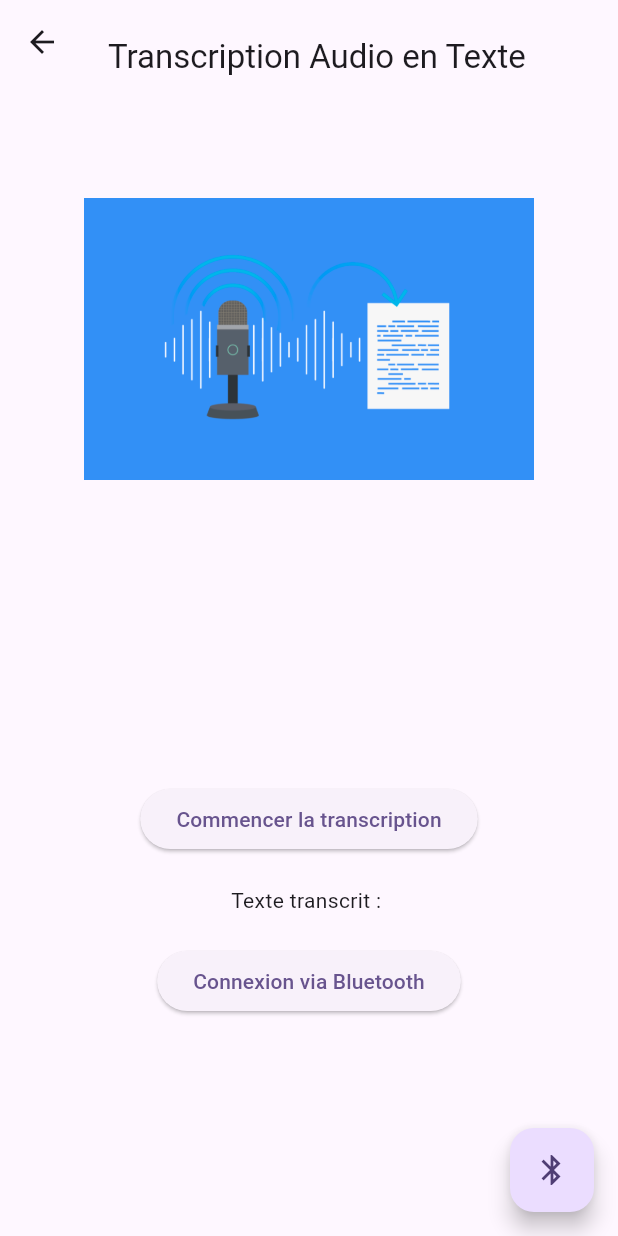
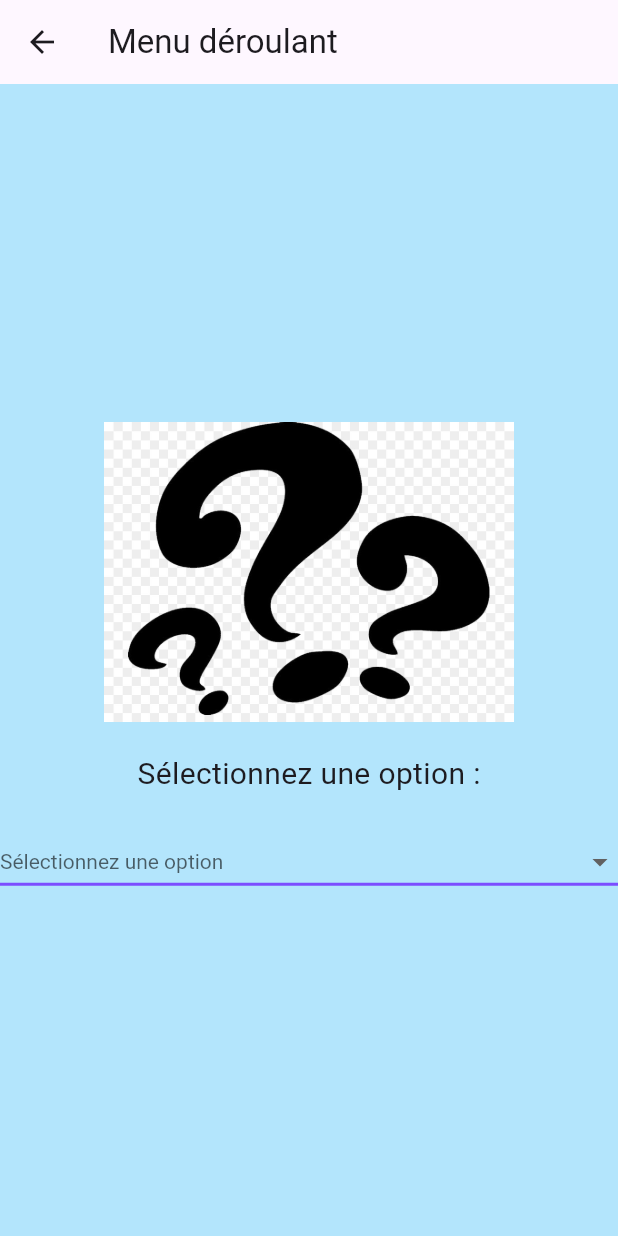
Before and after one commit to NadiaKlos/Flutter_Hear_me, a Flutter app: the screen it shows after launch, after a tap on "Se connecter en mode invité", on a phone screen of 412 x 824 dp. Run offline on Flutter 3.47's test engine with Material 3 defaults, Android fonts, the phone set to English and light mode, and no system bars; our stand-ins replace cloud_firestore, google_sign_in, speech_to_text; accounts and stored records are empty.

Commit message:
ajout du menu déroulant

```diff
--- a/Application_Hearme/lib/main.dart
+++ b/Application_Hearme/lib/main.dart
@@ -12,27 +12,24 @@ class MyApp extends StatelessWidget {
   @override
   Widget build(BuildContext context) {
     return MaterialApp(
-      title: 'Flutter Demo',
+      title: '(H)ear-me app',
       theme: ThemeData(
-        // This is the theme of your application.
-        //
-        // TRY THIS: Try running your application with "flutter run". You'll see
-        // the application has a blue toolbar. Then, without quitting the app,
-        // try changing the seedColor in the colorScheme below to Colors.green
-        // and then invoke "hot reload" (save your changes or press the "hot
-        // reload" button in a Flutter-supported IDE, or press "r" if you used
-        // the command line to start the app).
-        //
-        // Notice that the counter didn't reset back to zero; the application
-        // state is not lost during the reload. To reset the state, use hot
-        // restart instead.
-        //
-        // This works for code too, not just values: Most code changes can be
-        // tested with just a hot reload.
         colorScheme: ColorScheme.fromSeed(seedColor: Colors.deepPurple),
         useMaterial3: true,
       ),
-      home: HomePage(),
+      home: Scaffold(
+        appBar: AppBar(
+          title: Text('(H)ear-me app'),
+          // Modifier le leading avec votre nouvelle image d'icône
+          leading: Image.asset(
+            'lib/assets/ecoute_logo.png', // Chemin de votre nouvelle image
+            width: 40, // Largeur de l'icône
+            height: 40, // Hauteur de l'icône
+            fit: BoxFit.cover, // Ajuster la taille de l'icône
+          ),
+        ),
+        body: HomePage(),
+      ),
     );
   }
 }
--- a/Application_Hearme/lib/pages/home_page.dart
+++ b/Application_Hearme/lib/pages/home_page.dart
@@ -2,8 +2,7 @@ import 'package:flutter/material.dart';
 
 import 'inscription_page.dart'; // Importer la classe de votre page d'inscription
 import 'login_page.dart'; // Importer la classe de votre page de connexion
-import 'speech_to_text.dart';
-
+import 'menu_deroulant.dart';
 class HomePage extends StatelessWidget {
   const HomePage({Key? key}) : super(key: key);
 
@@ -53,10 +52,10 @@ class HomePage extends StatelessWidget {
             SizedBox(height: 16),
             TextButton(
               onPressed: () {
-                // Navigation vers la page de transcription audio
+                // Navigation vers la page avec le menu déroulant
                 Navigator.push(
                   context,
-                  MaterialPageRoute(builder: (context) => TranscriptionAudioPage()),
+                  MaterialPageRoute(builder: (context) => MyDropdownPage()),
                 );
               },
               child: Text('Se connecter en mode invité'),
--- /dev/null
+++ b/Application_Hearme/lib/pages/menu_deroulant.dart
@@ -0,0 +1,64 @@
+import 'package:flutter/material.dart';
+
+class MyDropdownPage extends StatelessWidget {
+  @override
+  Widget build(BuildContext context) {
+    return Scaffold(
+      appBar: AppBar(
+        title: Text('Menu déroulant'),
+      ),
+      body: Container(
+        decoration: BoxDecoration(
+          color: Colors.lightBlue[100], // Fond bleu clair
+        ),
+        child: Column(
+          mainAxisAlignment: MainAxisAlignment.center,
+          children: [
+            SizedBox(
+              height: 200, // Hauteur de l'image
+              child: Image.asset(
+                'lib/assets/interrogation.png', // Remplacez 'assets/image.png' par le chemin de votre image
+                fit: BoxFit.cover,
+              ),
+            ),
+            SizedBox(height: 20),
+            Text(
+              'Sélectionnez une option :',
+              style: TextStyle(fontSize: 20),
+            ),
+            SizedBox(height: 20),
+            DropdownButton<String>(
+              items: <String>['Transcription', 'Statistiques', 'Info']
+                  .map((String value) {
+                return DropdownMenuItem<String>(
+                  value: value,
+                  child: Text(value),
+                );
+              }).toList(),
+              onChanged: (String? newValue) {
+                // Ajoutez ici la logique pour gérer la sélection de l'option
+                print('Option sélectionnée : $newValue');
+              },
+              hint: Text('Sélectionnez une option'),
+              isExpanded: true,
+              icon: Icon(Icons.arrow_drop_down),
+              iconSize: 24,
+              elevation: 16,
+              style: TextStyle(color: Colors.deepPurple),
+              underline: Container(
+                height: 2,
+                color: Colors.deepPurpleAccent,
+              ),
+            ),
+          ],
+        ),
+      ),
+    );
+  }
+}
+
+void main() {
+  runApp(MaterialApp(
+    home: MyDropdownPage(),
+  ));
+}
--- a/Application_Hearme/pubspec.yaml
+++ b/Application_Hearme/pubspec.yaml
@@ -29,3 +29,4 @@ flutter:
     - lib/assets/google_logo.png
     - lib/assets/ecoute_logo.png
     - lib/assets/audi_en_texte.png
+    - lib/assets/interrogation.png
```
Also changed, not shown: Application_Hearme/lib/assets/interrogation.png (added).
